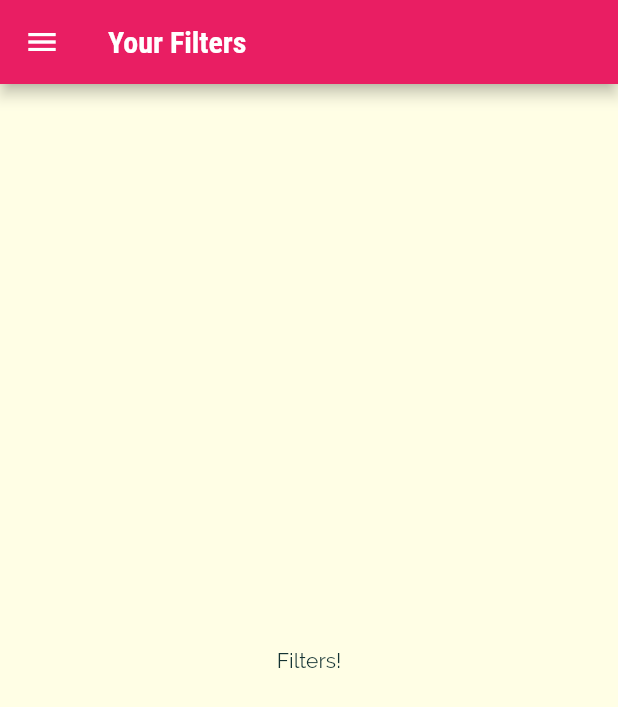
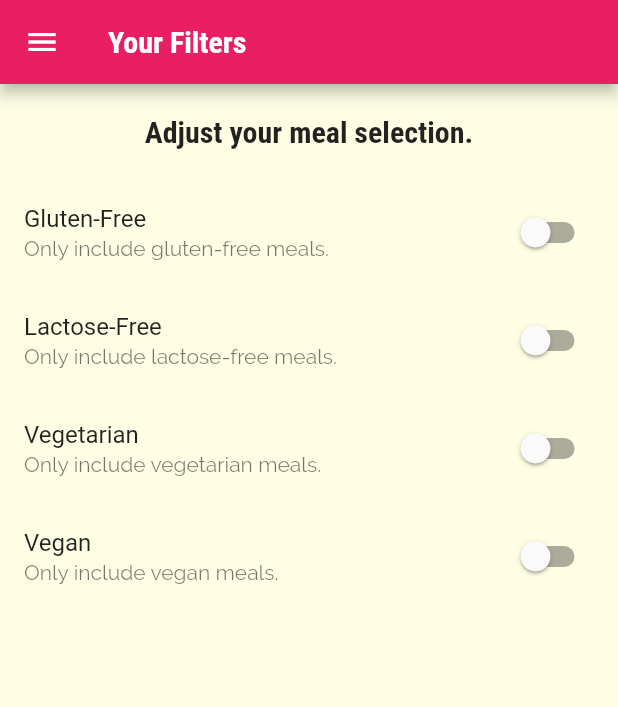
Before and after one commit to Vibhav04/Meals-App, a Flutter app: the FiltersScreen screen opened by its route, on a phone screen of 412 x 824 dp. Shown: the top 707 px of the screen. Run offline on Flutter 3.47's test engine with Material 2 defaults, Android fonts, the phone set to English and light mode, and no system bars.

Commit message:
adding filter switches

```diff
--- a/lib/screens/filters_screen.dart
+++ b/lib/screens/filters_screen.dart
@@ -2,10 +2,34 @@
 
 import '../widgets/main_drawer.dart';
 
-class FiltersScreen extends StatelessWidget {
+class FiltersScreen extends StatefulWidget {
   const FiltersScreen({super.key});
 
   static const routeName = '/filters';
+
+  @override
+  State<FiltersScreen> createState() => _FiltersScreenState();
+}
+
+class _FiltersScreenState extends State<FiltersScreen> {
+  var _glutenFree = false;
+  var _vegetarian = false;
+  var _vegan = false;
+  var _lactoseFree = false;
+
+  Widget _buildSwitchListTile(
+    String title,
+    String description,
+    bool currentValue,
+    dynamic updateValue,
+  ) {
+    return SwitchListTile(
+      title: Text(title),
+      value: currentValue,
+      subtitle: Text(description),
+      onChanged: updateValue,
+    );
+  }
 
   @override
   Widget build(BuildContext context) {
@@ -14,8 +38,62 @@
         title: const Text('Your Filters'),
       ),
       drawer: const MainDrawer(),
-      body: const Center(
-        child: Text('Filters!'),
+      body: Column(
+        children: [
+          Container(
+            padding: const EdgeInsets.all(20),
+            child: Text(
+              'Adjust your meal selection.',
+              style: Theme.of(context).textTheme.headline6,
+            ),
+          ),
+          Expanded(
+            child: ListView(
+              children: [
+                _buildSwitchListTile(
+                  'Gluten-Free',
+                  'Only include gluten-free meals.',
+                  _glutenFree,
+                  (newValue) {
+                    setState(() {
+                      _glutenFree = newValue;
+                    });
+                  },
+                ),
+                _buildSwitchListTile(
+                  'Lactose-Free',
+                  'Only include lactose-free meals.',
+                  _lactoseFree,
+                  (newValue) {
+                    setState(() {
+                      _lactoseFree = newValue;
+                    });
+                  },
+                ),
+                _buildSwitchListTile(
+                  'Vegetarian',
+                  'Only include vegetarian meals.',
+                  _vegetarian,
+                  (newValue) {
+                    setState(() {
+                      _vegetarian = newValue;
+                    });
+                  },
+                ),
+                _buildSwitchListTile(
+                  'Vegan',
+                  'Only include vegan meals.',
+                  _vegan,
+                  (newValue) {
+                    setState(() {
+                      _vegan = newValue;
+                    });
+                  },
+                ),
+              ],
+            ),
+          ),
+        ],
       ),
     );
   }
```
